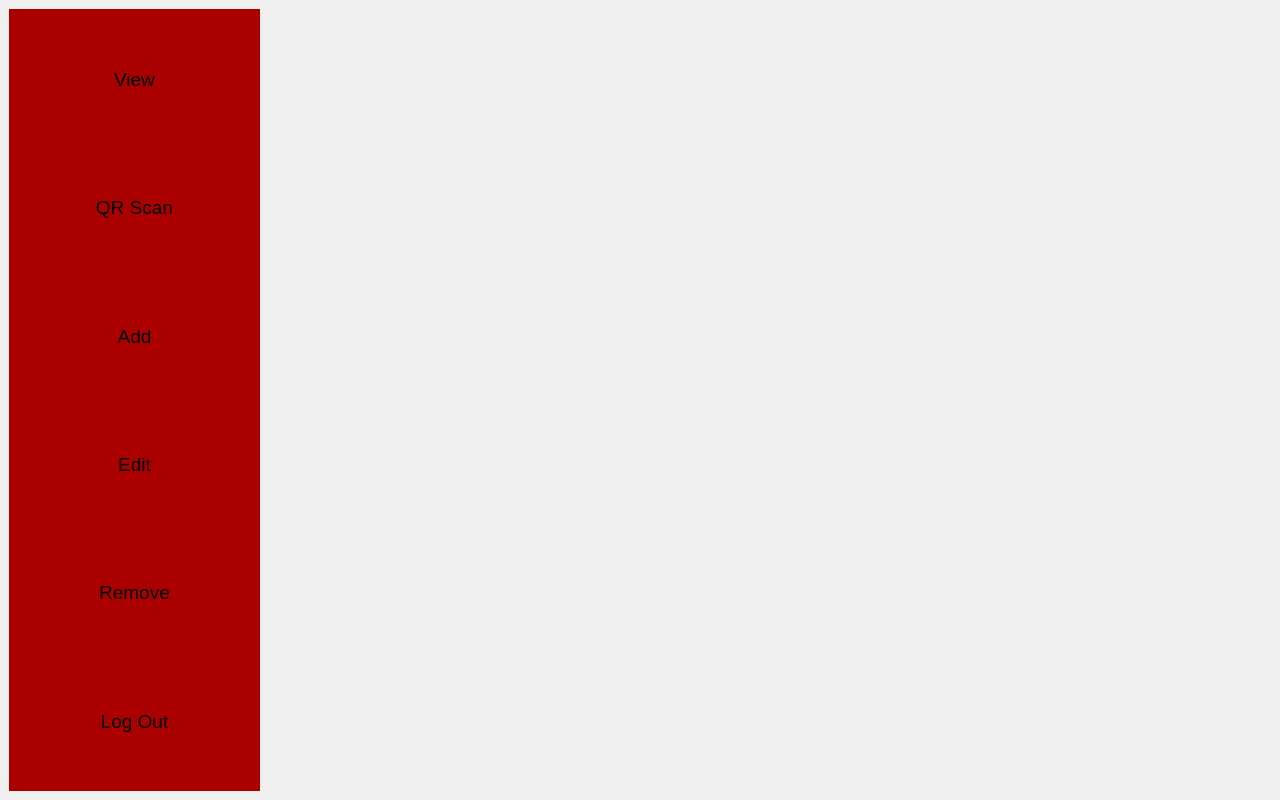
The window that ui/main.ui (pcdshub/stock-management) describes before a commit, drawn with Qt 5.
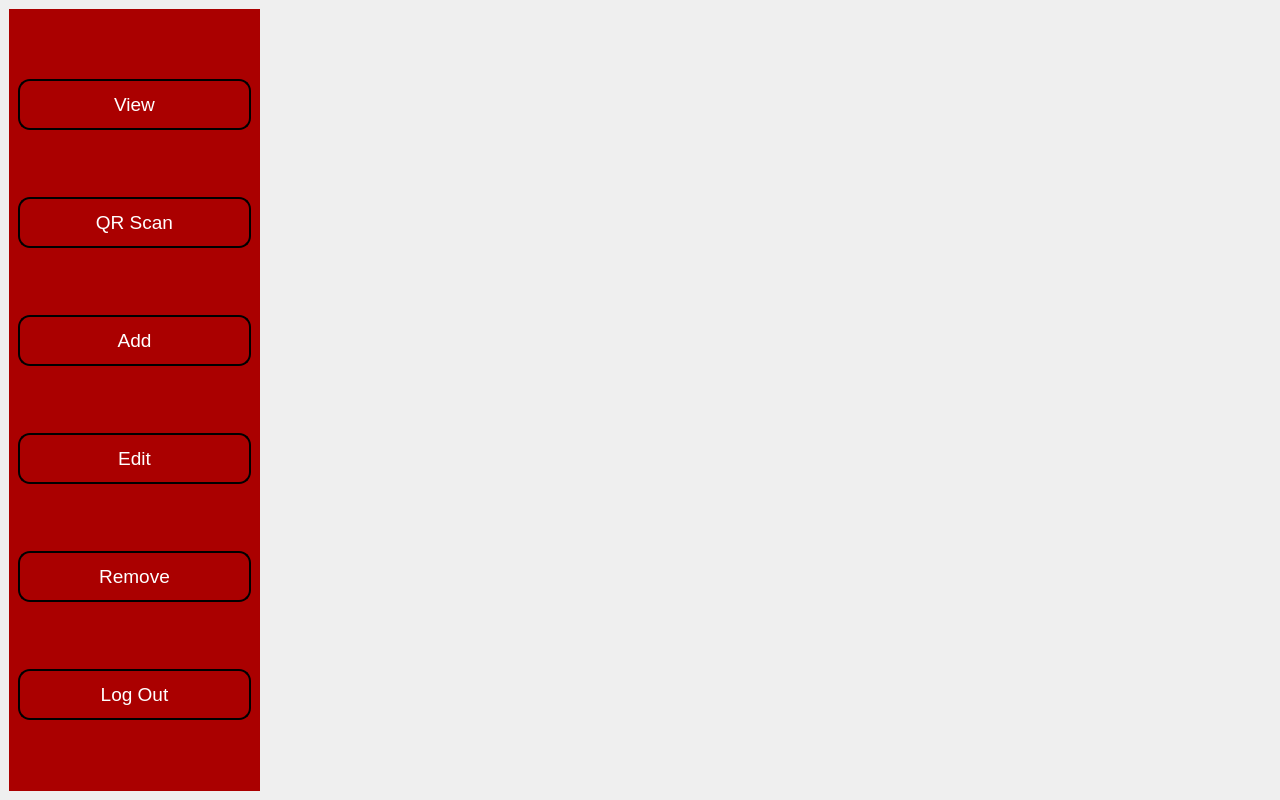
The same window after the commit. Icons and pictures are not drawn.

```diff
--- a/ui/main.ui
+++ b/ui/main.ui
@@ -33,7 +33,23 @@
     <normaloff>../assets/images/slac_logo.jpg</normaloff>../assets/images/slac_logo.jpg</iconset>
   </property>
   <property name="styleSheet">
-   <string notr="true"/>
+   <string notr="true">QPushButton, QComboBox {
+    background-color: rgb(170, 0, 0);
+    color: white;
+    border: none;
+    border-radius: 6px;
+    padding: 8px 16px;
+    }
+
+    QPushButton:hover, QComboBox:hover {
+    background-color: rgb(160, 0, 0);
+    color: grey;
+    }
+
+    QPushButton:pressed, QComboBox:pressed {
+    background-color: rgb(120, 0, 0);
+    }
+   </string>
   </property>
   <widget class="QWidget" name="centralwidget">
    <property name="sizePolicy">
@@ -52,22 +68,35 @@
        <string notr="true">#sideUI {
         background-color: rgb(170, 0, 0);
         }
-        [cssClass=&quot;active&quot;] {
-        font-weight: bold;
-        }
+
         QPushButton {
-        border-radius: 15;
+        border: 2px solid black;
+        border-radius: 12px;
+        background: qlineargradient(
+        x1:0, y1:0, x2:1, y2:1,
+        stop:0 rgba(255, 255, 255, 0.2),
+        stop:1 rgba(0, 0, 0, 0.2)
+        );
+        color: white;
+        padding: 12px 24px;
         }
+
         QPushButton:hover {
         color: grey;
         }
+
+        QPushButton:pressed {
+        padding-top: 12px;
+        padding-bottom: 12px;
+        color: darkgrey;
+        }
        </string>
       </property>
       <layout class="QVBoxLayout" name="verticalLayout">
        <item>
         <widget class="QPushButton" name="view_btn">
          <property name="sizePolicy">
-          <sizepolicy hsizetype="Expanding" vsizetype="Expanding">
+          <sizepolicy hsizetype="Expanding" vsizetype="Maximum">
            <horstretch>0</horstretch>
            <verstretch>0</verstretch>
           </sizepolicy>
@@ -85,7 +114,7 @@
        <item>
         <widget class="QPushButton" name="qr_btn">
          <property name="sizePolicy">
-          <sizepolicy hsizetype="Expanding" vsizetype="Expanding">
+          <sizepolicy hsizetype="Expanding" vsizetype="Maximum">
            <horstretch>0</horstretch>
            <verstretch>0</verstretch>
           </sizepolicy>
@@ -103,7 +132,7 @@
        <item>
         <widget class="QPushButton" name="add_btn">
          <property name="sizePolicy">
-          <sizepolicy hsizetype="Expanding" vsizetype="Expanding">
+          <sizepolicy hsizetype="Expanding" vsizetype="Maximum">
            <horstretch>0</horstretch>
            <verstretch>0</verstretch>
           </sizepolicy>
@@ -121,7 +150,7 @@
        <item>
         <widget class="QPushButton" name="edit_btn">
          <property name="sizePolicy">
-          <sizepolicy hsizetype="Expanding" vsizetype="Expanding">
+          <sizepolicy hsizetype="Expanding" vsizetype="Maximum">
            <horstretch>0</horstretch>
            <verstretch>0</verstretch>
           </sizepolicy>
@@ -139,7 +168,7 @@
        <item>
         <widget class="QPushButton" name="remove_btn">
          <property name="sizePolicy">
-          <sizepolicy hsizetype="Expanding" vsizetype="Expanding">
+          <sizepolicy hsizetype="Expanding" vsizetype="Maximum">
            <horstretch>0</horstretch>
            <verstretch>0</verstretch>
           </sizepolicy>
@@ -157,7 +186,7 @@
        <item>
         <widget class="QPushButton" name="log_out_btn">
          <property name="sizePolicy">
-          <sizepolicy hsizetype="Expanding" vsizetype="Expanding">
+          <sizepolicy hsizetype="Expanding" vsizetype="Maximum">
            <horstretch>0</horstretch>
            <verstretch>0</verstretch>
           </sizepolicy>
```
Left out of the diff: 38 changed lines with no effect on the pictures.
